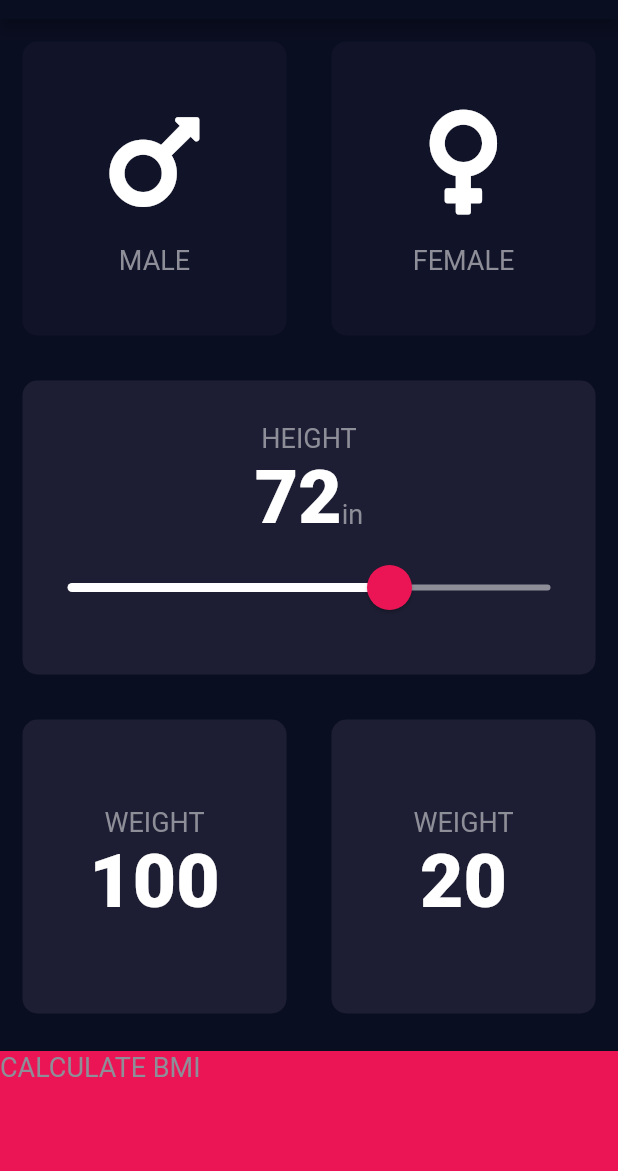
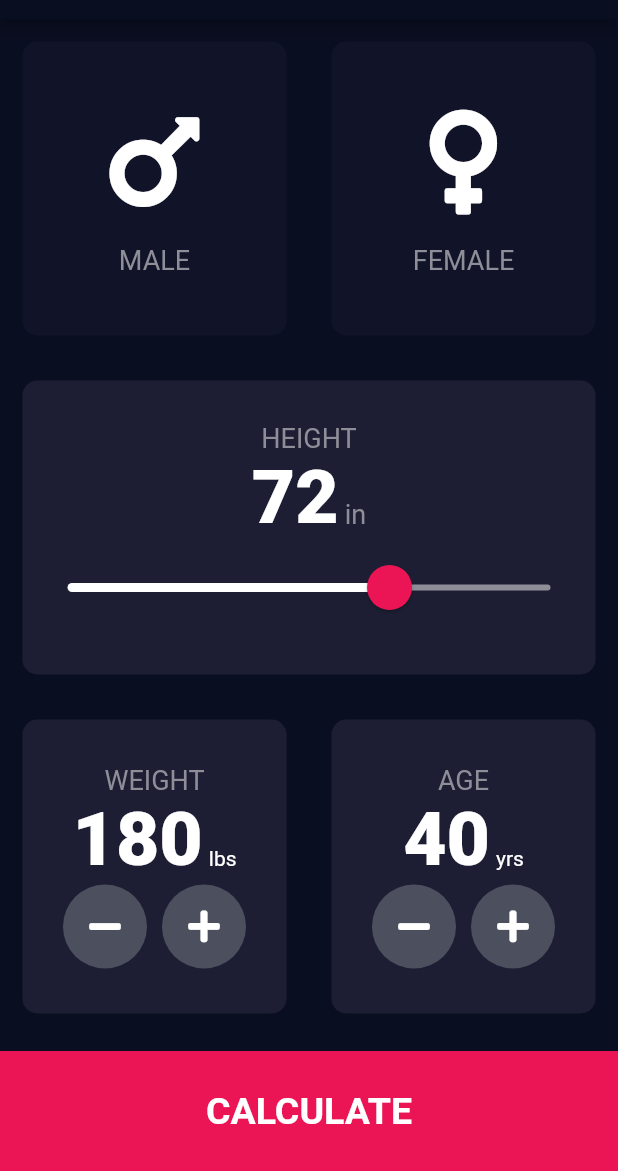
Before and after one commit to KCCoders/flutter-bmi-calculator, a Flutter app: the screen it shows after launch, on a phone screen of 412 x 824 dp, the part 65-1236 px from its top. Run offline on Flutter 3.47's test engine with Material 2 defaults, Android fonts, the phone set to English and light mode, and no system bars; our stand-ins replace font_awesome_flutter.

Commit message:
finalized app. reorganized library.

```diff
--- /dev/null
+++ b/lib/components/bottom_button.dart
@@ -0,0 +1,25 @@
+import 'package:flutter/cupertino.dart';
+
+import '../constants.dart';
+
+class BottomButton extends StatelessWidget {
+  final Function onTap;
+  final String buttonTitle;
+
+  BottomButton({@required this.buttonTitle, @required this.onTap});
+
+  @override
+  Widget build(BuildContext context) {
+    return GestureDetector(
+      onTap: onTap,
+      child: Container(
+        color: Color(0xFFEB1555),
+        margin: EdgeInsets.only(top: 10),
+        padding: EdgeInsets.only(bottom: 0),
+        width: double.infinity,
+        height: 80.0,
+        child: Center(child: Text(buttonTitle, style: kLargeButtonTextStyle)),
+      ),
+    );
+  }
+}
--- a/lib/gender_picker.dart
+++ b/lib/components/gender_picker.dart
@@ -1,5 +1,5 @@
 import 'package:flutter/material.dart';
-import 'constants.dart';
+import '../constants.dart';
 
 const iconSize = 80.0;
 
--- /dev/null
+++ b/lib/components/round_button_icon.dart
@@ -0,0 +1,3 @@
+import 'package:flutter/material.dart';
+
+import '../constants.dart';
--- a/lib/constants.dart
+++ b/lib/constants.dart
@@ -6,6 +6,7 @@ const Color kAccentColor = Color(0xFFEB1555);
 const Color kAccentColorWithTransparency = Color(0x29EB1555);
 const Color kSecondaryColor = Color(0xFF8D8E98);
 const Color kThemeColor = Color(0xFF0A0E21);
+const Color kButtonGrey = Color(0xFF4C4F5E);
 
 const kLabelTextStyle = TextStyle(
   fontSize: 18,
@@ -16,3 +17,28 @@ const kBigText = TextStyle(
   fontSize: 50,
   fontWeight: FontWeight.w900,
 );
+
+const kLargeButtonTextStyle = TextStyle(
+  fontSize: 25,
+  fontWeight: FontWeight.bold,
+);
+
+const kTitleTextStyle = TextStyle(
+  fontSize: 50,
+  fontWeight: FontWeight.bold,
+);
+
+const kResultTextStyle = TextStyle(
+  color: Color(0xFF24D876),
+  fontSize: 22,
+  fontWeight: FontWeight.bold,
+);
+
+const kBMITextStyle = TextStyle(
+  fontSize: 100,
+  fontWeight: FontWeight.bold,
+);
+
+const kBodyTextStyle = TextStyle(
+  fontSize: 22,
+);
--- a/lib/input_page.dart
+++ /dev/null
@@ -1,159 +0,0 @@
-import 'package:bmi_calculator/reusable_card.dart';
-import 'package:flutter/cupertino.dart';
-import 'package:flutter/foundation.dart';
-import 'package:flutter/material.dart';
-import 'package:font_awesome_flutter/font_awesome_flutter.dart';
-import 'gender_picker.dart';
-import 'constants.dart';
-
-class InputPage extends StatefulWidget {
-  @override
-  _InputPageState createState() => _InputPageState();
-}
-
-enum Gender {
-  MALE,
-  FEMALE,
-}
-
-class _InputPageState extends State<InputPage> {
-  Gender selectedGender;
-  int height = 72;
-  int weight = 100;
-  int age = 20;
-
-  @override
-  Widget build(BuildContext context) {
-    return Scaffold(
-      appBar: AppBar(
-        title: Text('BMI Calculator'),
-      ),
-      body: Column(
-        crossAxisAlignment: CrossAxisAlignment.stretch,
-        children: <Widget>[
-          Expanded(
-            child: Row(
-              children: <Widget>[
-                Expanded(
-                  child: ReusableCard(
-                    onPress: () {
-                      setState(() {
-                        selectedGender = Gender.MALE;
-                      });
-                    },
-                    color: selectedGender == Gender.MALE
-                        ? kActiveCardColor
-                        : kInactiveCardColor,
-                    cardChild: GenderPickerWidget(
-                        faIcon: FontAwesomeIcons.mars, text: 'MALE'),
-                  ),
-                ),
-                Expanded(
-                  child: ReusableCard(
-                    onPress: () {
-                      setState(() {
-                        selectedGender = Gender.FEMALE;
-                      });
-                    },
-                    color: selectedGender == Gender.FEMALE
-                        ? kActiveCardColor
-                        : kInactiveCardColor,
-                    cardChild: GenderPickerWidget(
-                        faIcon: FontAwesomeIcons.venus, text: 'FEMALE'),
-                  ),
-                ),
-              ],
-            ),
-          ),
-          Expanded(
-            child: ReusableCard(
-              color: kActiveCardColor,
-              cardChild: Column(
-                mainAxisAlignment: MainAxisAlignment.center,
-                children: <Widget>[
-                  Text(
-                    'HEIGHT',
-                    style: kLabelTextStyle,
-                  ),
-                  Row(
-                    mainAxisAlignment: MainAxisAlignment.center,
-                    crossAxisAlignment: CrossAxisAlignment.baseline,
-                    textBaseline: TextBaseline.alphabetic,
-                    children: <Widget>[
-                      Text(
-                        height.toString(),
-                        style: kBigText,
-                      ),
-                      Text(
-                        'in',
-                        style: kLabelTextStyle,
-                      ),
-                    ],
-                  ),
-                  Slider(
-                    min: 48,
-                    max: 84,
-                    value: height.toDouble(),
-                    onChanged: (double newValue) {
-                      setState(() {
-                        height = newValue.toInt();
-                      });
-                    },
-                  ),
-                ],
-              ),
-            ),
-          ),
-          Expanded(
-              child: Row(
-            children: <Widget>[
-              Expanded(
-                child: ReusableCard(
-                  color: kActiveCardColor,
-                  cardChild: Column(
-                    mainAxisAlignment: MainAxisAlignment.center,
-                    children: <Widget>[
-                      Text(
-                        'WEIGHT',
-                        style: kLabelTextStyle,
-                      ),
-                      Text(
-                        weight.toString(),
-                        style: kBigText,
-                      ),
-                    ],
-                  ),
-                ),
-              ),
-              Expanded(
-                child: ReusableCard(
-                  color: kActiveCardColor,
-                  cardChild: Column(
-                    mainAxisAlignment: MainAxisAlignment.center,
-                    children: <Widget>[
-                      Text(
-                        'WEIGHT',
-                        style: kLabelTextStyle,
-                      ),
-                      Text(
-                        age.toString(),
-                        style: kBigText,
-                      ),
-                    ],
-                  ),
-                ),
-              ),
-            ],
-          )),
-          Container(
-            color: Color(0xFFEB1555),
-            margin: EdgeInsets.only(top: 10),
-            width: double.infinity,
-            height: 80.0,
-            child: Text('CALCULATE BMI', style: kLabelTextStyle),
-          )
-        ],
-      ),
-    );
-  }
-}
--- a/lib/main.dart
+++ b/lib/main.dart
@@ -1,6 +1,6 @@
+import 'package:bmi_calculator/constants.dart';
 import 'package:flutter/material.dart';
-import 'input_page.dart';
-import 'constants.dart';
+import 'screens/input_page.dart';
 
 void main() {
   runApp(BMICalculator());
--- /dev/null
+++ b/lib/screens/input_page.dart
@@ -0,0 +1,259 @@
+import 'package:bmi_calculator/components/bottom_button.dart';
+import 'package:bmi_calculator/components/gender_picker.dart';
+import 'package:bmi_calculator/components/reusable_card.dart';
+import 'package:bmi_calculator/logic/calculator.dart';
+import 'package:bmi_calculator/screens/results_page.dart';
+import 'package:flutter/cupertino.dart';
+import 'package:flutter/foundation.dart';
+import 'package:flutter/material.dart';
+import 'package:font_awesome_flutter/font_awesome_flutter.dart';
+import 'package:bmi_calculator/constants.dart';
+
+class InputPage extends StatefulWidget {
+  @override
+  _InputPageState createState() => _InputPageState();
+}
+
+enum Gender {
+  MALE,
+  FEMALE,
+}
+
+class _InputPageState extends State<InputPage> {
+  Gender selectedGender;
+  int height = 72;
+  int weight = 180;
+  int age = 40;
+
+  @override
+  Widget build(BuildContext context) {
+    return Scaffold(
+      appBar: AppBar(
+        title: Text('BMI Calculator'),
+      ),
+      body: Column(
+        crossAxisAlignment: CrossAxisAlignment.stretch,
+        children: <Widget>[
+          Expanded(
+            child: Row(
+              children: <Widget>[
+                Expanded(
+                  child: ReusableCard(
+                    onPress: () {
+                      setState(() {
+                        selectedGender = Gender.MALE;
+                      });
+                    },
+                    color: selectedGender == Gender.MALE
+                        ? kActiveCardColor
+                        : kInactiveCardColor,
+                    cardChild: GenderPickerWidget(
+                        faIcon: FontAwesomeIcons.mars, text: 'MALE'),
+                  ),
+                ),
+                Expanded(
+                  child: ReusableCard(
+                    onPress: () {
+                      setState(() {
+                        selectedGender = Gender.FEMALE;
+                      });
+                    },
+                    color: selectedGender == Gender.FEMALE
+                        ? kActiveCardColor
+                        : kInactiveCardColor,
+                    cardChild: GenderPickerWidget(
+                        faIcon: FontAwesomeIcons.venus, text: 'FEMALE'),
+                  ),
+                ),
+              ],
+            ),
+          ),
+          Expanded(
+            child: ReusableCard(
+              color: kActiveCardColor,
+              cardChild: Column(
+                mainAxisAlignment: MainAxisAlignment.center,
+                children: <Widget>[
+                  Text(
+                    'HEIGHT',
+                    style: kLabelTextStyle,
+                  ),
+                  Row(
+                    mainAxisAlignment: MainAxisAlignment.center,
+                    crossAxisAlignment: CrossAxisAlignment.baseline,
+                    textBaseline: TextBaseline.alphabetic,
+                    children: <Widget>[
+                      Text(
+                        height.toString(),
+                        style: kBigText,
+                      ),
+                      SizedBox(width: 4),
+                      Text(
+                        'in',
+                        style: kLabelTextStyle,
+                      ),
+                    ],
+                  ),
+                  Slider(
+                    min: 48,
+                    max: 84,
+                    value: height.toDouble(),
+                    onChanged: (double newValue) {
+                      setState(() {
+                        height = newValue.toInt();
+                      });
+                    },
+                  ),
+                ],
+              ),
+            ),
+          ),
+          Expanded(
+              child: Row(
+            children: <Widget>[
+              Expanded(
+                child: ReusableCard(
+                  color: kActiveCardColor,
+                  cardChild: Column(
+                    mainAxisAlignment: MainAxisAlignment.center,
+                    children: <Widget>[
+                      Text(
+                        'WEIGHT',
+                        style: kLabelTextStyle,
+                      ),
+                      Row(
+                        mainAxisAlignment: MainAxisAlignment.center,
+                        crossAxisAlignment: CrossAxisAlignment.baseline,
+                        textBaseline: TextBaseline.alphabetic,
+                        children: <Widget>[
+                          Text(
+                            weight.toString(),
+                            style: kBigText,
+                          ),
+                          SizedBox(width: 4),
+                          Text('lbs')
+                        ],
+                      ),
+                      Row(
+                        mainAxisAlignment: MainAxisAlignment.center,
+                        children: <Widget>[
+                          RoundIconButton(
+                            onPressed: () {
+                              setState(() {
+                                weight--;
+                              });
+                            },
+                            icon: FontAwesomeIcons.minus,
+                          ),
+                          SizedBox(width: 10),
+                          RoundIconButton(
+                            onPressed: () {
+                              setState(() {
+                                weight++;
+                              });
+                            },
+                            icon: FontAwesomeIcons.plus,
+                          ),
+                        ],
+                      ),
+                    ],
+                  ),
+                ),
+              ),
+              Expanded(
+                child: ReusableCard(
+                  color: kActiveCardColor,
+                  cardChild: Column(
+                    mainAxisAlignment: MainAxisAlignment.center,
+                    children: <Widget>[
+                      Text(
+                        'AGE',
+                        style: kLabelTextStyle,
+                      ),
+                      Row(
+                        mainAxisAlignment: MainAxisAlignment.center,
+                        crossAxisAlignment: CrossAxisAlignment.baseline,
+                        textBaseline: TextBaseline.alphabetic,
+                        children: <Widget>[
+                          Text(
+                            age.toString(),
+                            style: kBigText,
+                          ),
+                          SizedBox(width: 4),
+                          Text('yrs')
+                        ],
+                      ),
+                      Row(
+                        mainAxisAlignment: MainAxisAlignment.center,
+                        children: <Widget>[
+                          RoundIconButton(
+                            onPressed: () {
+                              setState(() {
+                                age--;
+                              });
+                            },
+                            icon: FontAwesomeIcons.minus,
+                          ),
+                          SizedBox(width: 10),
+                          RoundIconButton(
+                            onPressed: () {
+                              setState(() {
+                                age++;
+                              });
+                            },
+                            icon: FontAwesomeIcons.plus,
+                          ),
+                        ],
+                      ),
+                    ],
+                  ),
+                ),
+              ),
+            ],
+          )),
+          BottomButton(
+            onTap: () {
+              Calculator calc = Calculator(height, weight);
+
+              Navigator.push(
+                context,
+                MaterialPageRoute(
+                  builder: (context) => ResultsPage(
+                    bmiResult: calc.calculateBMI(),
+                    resultInterpretation: calc.getInterpretation(),
+                    resultText: calc.getResult(),
+                  ),
+                ),
+              );
+            },
+            buttonTitle: 'CALCULATE',
+          ),
+        ],
+      ),
+    );
+  }
+}
+
+class RoundIconButton extends StatelessWidget {
+  RoundIconButton({@required this.icon, @required this.onPressed});
+
+  final IconData icon;
+  final Function onPressed;
+
+  @override
+  Widget build(BuildContext context) {
+    return RawMaterialButton(
+      child: Icon(icon),
+      onPressed: () {
+        onPressed();
+      },
+      elevation: 0,
+      shape: CircleBorder(),
+      fillColor: kButtonGrey,
+      constraints: BoxConstraints.tightFor(
+        width: 56,
+        height: 56,
+      ),
+    );
+  }
+}
```
Also changed, not shown: lib/logic/calculator.dart (added, +35 -0 lines), lib/screens/results_page.dart (added, +69 -0 lines), lib/components/reusable_card.dart (renamed from lib/reusable_card.dart).
